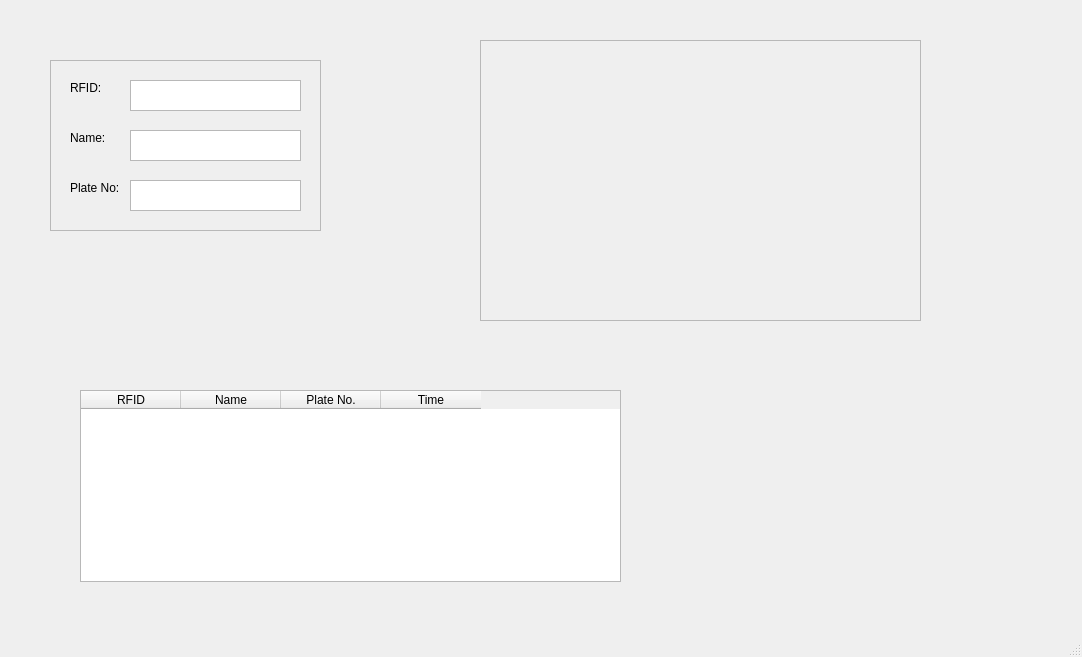
AlienWolfX/CSU-RFID-PYQT6, file ui/Main.ui: the form before one commit.
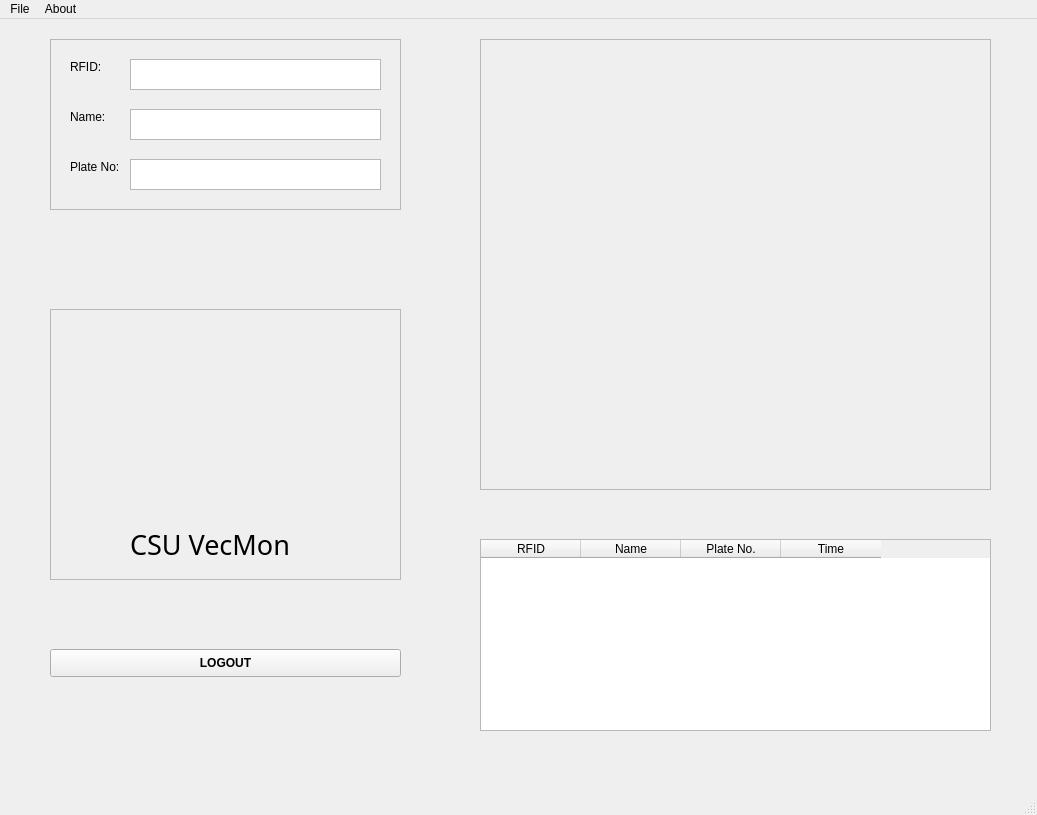
The form after the commit. Icons and pictures are not drawn.

Commit message: ✨feature: add logout

```diff
--- a/ui/Main.ui
+++ b/ui/Main.ui
@@ -6,8 +6,8 @@
    <rect>
     <x>0</x>
     <y>0</y>
-    <width>1082</width>
-    <height>657</height>
+    <width>1037</width>
+    <height>815</height>
    </rect>
   </property>
   <property name="windowTitle">
@@ -15,14 +15,26 @@
   </property>
   <widget class="QWidget" name="centralwidget">
    <widget class="QTableWidget" name="tableLogs">
+    <property name="enabled">
+     <bool>true</bool>
+    </property>
     <property name="geometry">
      <rect>
-      <x>80</x>
-      <y>390</y>
-      <width>541</width>
+      <x>480</x>
+      <y>520</y>
+      <width>511</width>
       <height>192</height>
      </rect>
     </property>
+    <property name="showGrid">
+     <bool>true</bool>
+    </property>
+    <property name="wordWrap">
+     <bool>true</bool>
+    </property>
+    <attribute name="verticalHeaderHighlightSections">
+     <bool>true</bool>
+    </attribute>
     <column>
      <property name="text">
       <string>RFID</string>
@@ -51,8 +63,8 @@
     <property name="geometry">
      <rect>
       <x>50</x>
-      <y>60</y>
-      <width>271</width>
+      <y>20</y>
+      <width>351</width>
       <height>171</height>
      </rect>
     </property>
@@ -70,7 +82,7 @@
       <rect>
        <x>80</x>
        <y>120</y>
-       <width>171</width>
+       <width>251</width>
        <height>31</height>
       </rect>
      </property>
@@ -89,7 +101,7 @@
       <rect>
        <x>80</x>
        <y>20</y>
-       <width>171</width>
+       <width>251</width>
        <height>31</height>
       </rect>
      </property>
@@ -108,7 +120,7 @@
       <rect>
        <x>80</x>
        <y>70</y>
-       <width>171</width>
+       <width>251</width>
        <height>31</height>
       </rect>
      </property>
@@ -163,9 +175,9 @@
     <property name="geometry">
      <rect>
       <x>480</x>
-      <y>40</y>
-      <width>441</width>
-      <height>281</height>
+      <y>20</y>
+      <width>511</width>
+      <height>451</height>
      </rect>
     </property>
     <property name="frameShape">
@@ -177,12 +189,47 @@
     <widget class="QLabel" name="userPhoto">
      <property name="geometry">
       <rect>
-       <x>20</x>
+       <x>10</x>
+       <y>10</y>
+       <width>491</width>
+       <height>431</height>
+      </rect>
+     </property>
+     <property name="text">
+      <string/>
+     </property>
+     <property name="scaledContents">
+      <bool>true</bool>
+     </property>
+    </widget>
+   </widget>
+   <widget class="QFrame" name="frameCSU">
+    <property name="geometry">
+     <rect>
+      <x>50</x>
+      <y>290</y>
+      <width>351</width>
+      <height>271</height>
+     </rect>
+    </property>
+    <property name="frameShape">
+     <enum>QFrame::StyledPanel</enum>
+    </property>
+    <property name="frameShadow">
+     <enum>QFrame::Raised</enum>
+    </property>
+    <widget class="QLabel" name="csuLogo">
+     <property name="geometry">
+      <rect>
+       <x>90</x>
        <y>20</y>
-       <width>391</width>
-       <height>241</height>
+       <width>171</width>
+       <height>171</height>
       </rect>
      </property>
+     <property name="lineWidth">
+      <number>0</number>
+     </property>
      <property name="text">
       <string/>
      </property>
@@ -190,6 +237,51 @@
       <bool>true</bool>
      </property>
     </widget>
+    <widget class="QLabel" name="csuLabel">
+     <property name="geometry">
+      <rect>
+       <x>80</x>
+       <y>220</y>
+       <width>191</width>
+       <height>31</height>
+      </rect>
+     </property>
+     <property name="font">
+      <font>
+       <family>MS Reference Sans Serif</family>
+       <pointsize>20</pointsize>
+      </font>
+     </property>
+     <property name="text">
+      <string>CSU VecMon</string>
+     </property>
+    </widget>
+   </widget>
+   <widget class="QPushButton" name="buttonLogout">
+    <property name="geometry">
+     <rect>
+      <x>50</x>
+      <y>630</y>
+      <width>351</width>
+      <height>28</height>
+     </rect>
+    </property>
+    <property name="font">
+     <font>
+      <weight>75</weight>
+      <bold>true</bold>
+     </font>
+    </property>
+    <property name="autoFillBackground">
+     <bool>false</bool>
+    </property>
+    <property name="text">
+     <string>LOGOUT</string>
+    </property>
+    <property name="icon">
+     <iconset>
+      <normaloff>../images/logoutIcon.png</normaloff>../images/logoutIcon.png</iconset>
+    </property>
    </widget>
   </widget>
   <widget class="QMenuBar" name="menubar">
@@ -197,10 +289,33 @@
     <rect>
      <x>0</x>
      <y>0</y>
-     <width>1082</width>
+     <width>1037</width>
      <height>26</height>
     </rect>
    </property>
+   <widget class="QMenu" name="menuFile">
+    <property name="title">
+     <string>File</string>
+    </property>
+    <widget class="QMenu" name="menuExport_to">
+     <property name="title">
+      <string>Export to</string>
+     </property>
+     <addaction name="actionCSV"/>
+     <addaction name="action_xlsx"/>
+     <addaction name="action_txt"/>
+    </widget>
+    <addaction name="menuExport_to"/>
+    <addaction name="separator"/>
+    <addaction name="actionExit"/>
+   </widget>
+   <widget class="QMenu" name="menuAbout">
+    <property name="title">
+     <string>About</string>
+    </property>
+   </widget>
+   <addaction name="menuFile"/>
+   <addaction name="menuAbout"/>
   </widget>
   <widget class="QStatusBar" name="statusbar"/>
  </widget>
```
Left out of the diff: 31 changed lines with no effect on the pictures. The commit also changes 1 other file.
